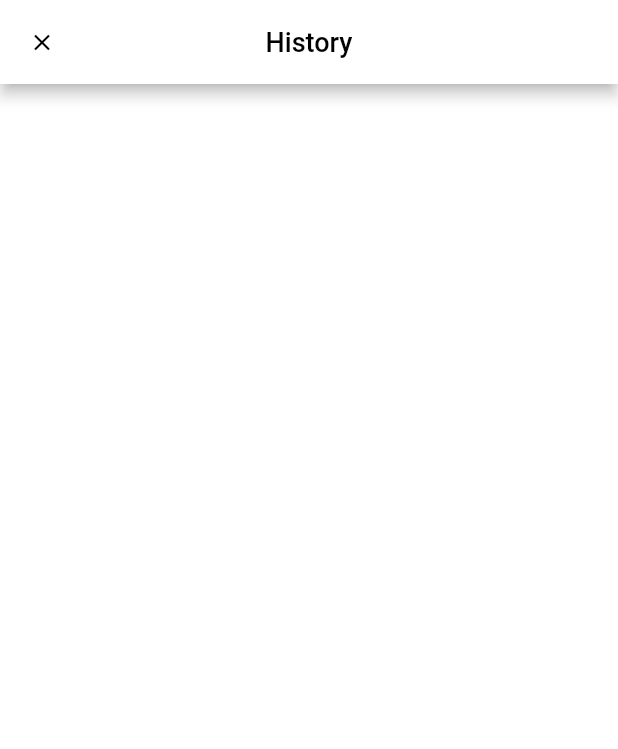
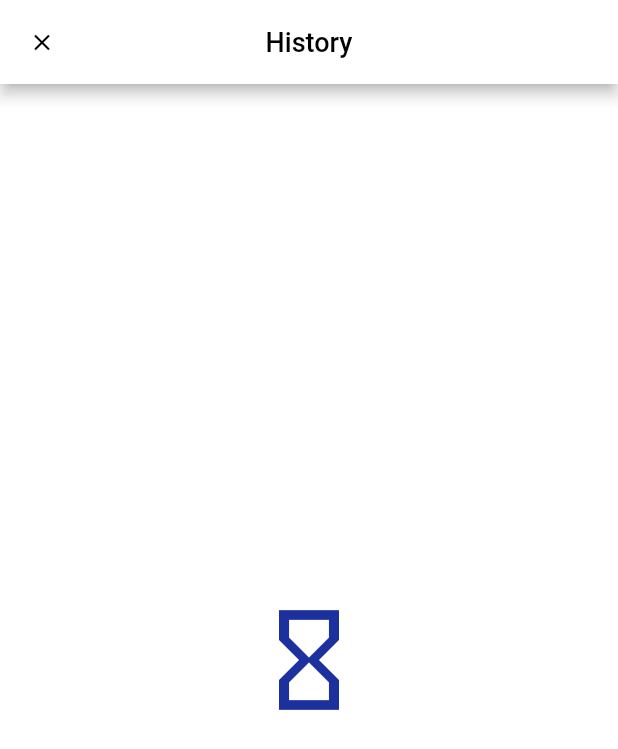
Before and after one commit to pradyotprksh/quizee, a Flutter app: the HistoryScreen screen opened by its route, on a phone screen of 412 x 824 dp. Shown: the top 749 px of the screen. Run offline on Flutter 3.47's test engine with Material 2 defaults, Android fonts, the light colour scheme and no system bars; our stand-ins replace animated_text_kit, cloud_firestore, connectivity, data_connection_checker, dio, double_back_to_close_app and 16 more; accounts and stored records are empty; generated files the repository leaves out were written again.

Commit message:
feat(APK): Added apk
- Added release apk

```diff
--- a/lib/src/views/ui/history/history_screen.dart
+++ b/lib/src/views/ui/history/history_screen.dart
@@ -46,6 +46,15 @@ class HistoryScreen extends StatelessWidget {
               );
             } else {
               var snapshot = quizSnapshot.data.docs;
+              if (snapshot.isEmpty) {
+                return Center(
+                  child: Icon(
+                    Icons.hourglass_empty,
+                    size: Dimens.eighty,
+                    color: Get.theme.primaryColor,
+                  ),
+                );
+              }
               return HistoryList(snapshot);
             }
           },
```
Also changed, not shown: 2 other files.
